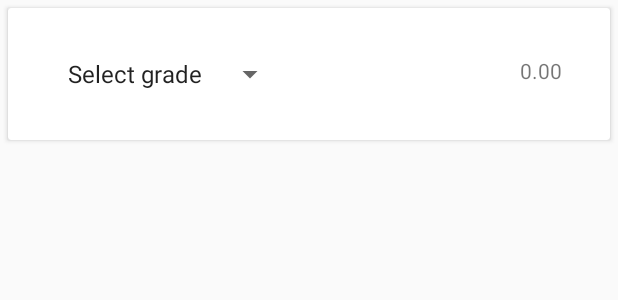
After one commit to bullheadandplato/refactored-fortnight, an Android app: the layout cardview_subjects.xml on its own in the app's theme, with its tools: preview values and no code run, on a phone screen of 412 x 824 dp. The commit adds this screen. Shown: the top 300 px of the screen. Run offline under Robolectric (Android 15) with nearby library versions, the phone set to English and light mode, and no system bars.

Commit message:
list card view

```diff
--- a/app/src/main/java/com/osama/cgpacalculator/SubjectsAdapter.java
+++ b/app/src/main/java/com/osama/cgpacalculator/SubjectsAdapter.java
@@ -23,7 +23,7 @@ public class SubjectsAdapter extends RecyclerView.Adapter<SubjectsAdapter.ViewHo
 
     @Override
     public ViewHolder onCreateViewHolder(ViewGroup parent, int viewType) {
-        return new ViewHolder(LayoutInflater.from(mContext).inflate(R.layout.single_item,parent));
+        return new ViewHolder(LayoutInflater.from(mContext).inflate(R.layout.cardview_subjects,parent,false));
     }
 
     @Override
--- /dev/null
+++ b/app/src/main/res/layout/cardview_subjects.xml
@@ -0,0 +1,8 @@
+<?xml version="1.0" encoding="utf-8"?>
+<android.support.v7.widget.CardView
+    xmlns:android="http://schemas.android.com/apk/res/android"
+    android:layout_height="wrap_content"
+    android:layout_width="match_parent"
+    android:layout_margin="@dimen/list_card_view_margin">
+    <include layout="@layout/single_item"/>
+</android.support.v7.widget.CardView>
--- a/app/src/main/res/layout/single_item.xml
+++ b/app/src/main/res/layout/single_item.xml
@@ -3,9 +3,9 @@
     xmlns:tools="http://schemas.android.com/tools"
     android:orientation="vertical"
     android:layout_width="match_parent"
-    android:layout_height="match_parent"
+    android:layout_height="wrap_content"
     android:padding="@dimen/activity_horizontal_margin"
-    >
+    android:layout_margin="@dimen/activity_horizontal_margin"    >
     <android.support.v7.widget.AppCompatSpinner
         android:layout_width="wrap_content"
         android:layout_height="wrap_content"
@@ -17,6 +17,7 @@
         android:layout_width="wrap_content"
         android:layout_height="wrap_content"
         android:id="@+id/grade_number_textview"
+        android:text="0.00"
         android:layout_alignParentRight="true"
         />
 </RelativeLayout>
--- a/app/src/main/res/values/dimens.xml
+++ b/app/src/main/res/values/dimens.xml
@@ -2,4 +2,5 @@
     <!-- Default screen margins, per the Android Design guidelines. -->
     <dimen name="activity_horizontal_margin">16dp</dimen>
     <dimen name="activity_vertical_margin">16dp</dimen>
+    <dimen name="list_card_view_margin">5dp</dimen>
 </resources>
--- a/app/src/main/res/values/strings.xml
+++ b/app/src/main/res/values/strings.xml
@@ -1,6 +1,7 @@
 <resources>
     <string name="app_name">Cgpa Calculator</string>+
     <string-array name="grade_names">
+        <item>Select grade</item>
         <item>A+</item>
         <item>A</item>
         <item>B+</item>
```
Also changed, not shown: app/src/main/res/layout/activity_main.xml (+3 -4 lines).
